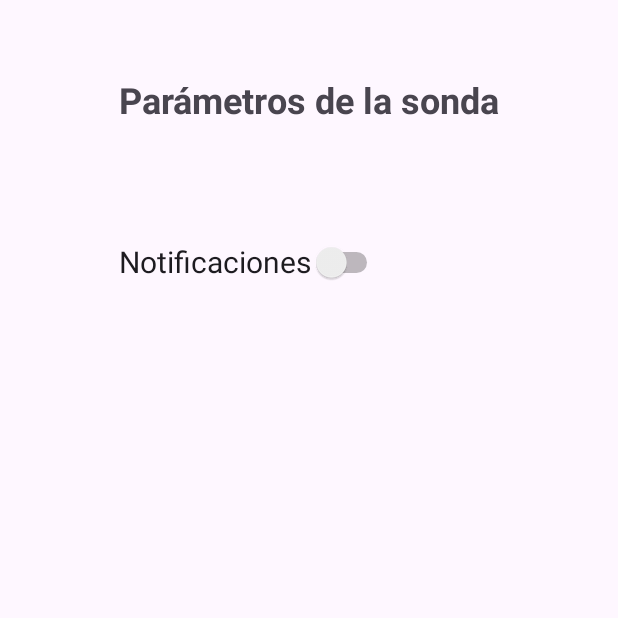
After one commit to MarioCliment/PBIOMED_ANDROID, an Android app: the ParametrosSensorActivity screen opened directly, with no data from a screen before it, on a phone screen of 412 x 824 dp, the top half of it. The commit adds this screen. Run offline under Robolectric (Android 15) with nearby library versions, the phone set to English and light mode, and no system bars.

Commit message:
Job establecido
He establecido el job, queda probar que funcione y meter las notificaciones para probarlas, y después, que las notificaciones respondan a la sonda

```diff
--- a/src/app/src/main/java/org/mario/btle_1/MainActivity.java
+++ b/src/app/src/main/java/org/mario/btle_1/MainActivity.java
@@ -433,7 +433,8 @@ public class MainActivity extends AppCompatActivity {
     protected void onCreate(Bundle savedInstanceState) {
         super.onCreate(savedInstanceState);
         setContentView(R.layout.activity_main);
-
+        ParametrosSensorActivity parametrosSensorActivity = new ParametrosSensorActivity();
+        parametrosSensorActivity.scheduleJob();
         // Solicitar permisos BLE automáticamente al iniciar la actividad
         requestBlePermissions(this, CODIGO_PETICION_PERMISOS);
 
--- /dev/null
+++ b/src/app/src/main/res/layout/activity_parametros_de_sensor.xml
@@ -0,0 +1,33 @@
+<?xml version="1.0" encoding="utf-8"?>
+<androidx.constraintlayout.widget.ConstraintLayout xmlns:android="http://schemas.android.com/apk/res/android"
+    xmlns:app="http://schemas.android.com/apk/res-auto"
+    xmlns:tools="http://schemas.android.com/tools"
+    android:layout_width="match_parent"
+    android:layout_height="match_parent"
+    tools:context=".ParametrosSensorActivity">
+
+    <TextView
+        android:id="@+id/titleTextView"
+        android:layout_width="wrap_content"
+        android:layout_height="wrap_content"
+        android:layout_marginTop="50dp"
+        android:text="Parámetros de la sonda"
+        android:textSize="24sp"
+        android:textStyle="bold"
+        app:layout_constraintEnd_toEndOf="parent"
+        app:layout_constraintStart_toStartOf="parent"
+        app:layout_constraintTop_toTopOf="parent" />
+
+    <Switch
+        android:id="@+id/notificacionesSwitch"
+        android:layout_width="wrap_content"
+        android:layout_height="wrap_content"
+        android:layout_marginTop="150dp"
+        android:height="49dp"
+        android:checked="false"
+        android:text="Notificaciones"
+        android:textSize="20sp"
+        app:layout_constraintStart_toStartOf="@+id/titleTextView"
+        app:layout_constraintTop_toTopOf="parent" />
+
+</androidx.constraintlayout.widget.ConstraintLayout>
```
Also changed, not shown: src/app/src/main/AndroidManifest.xml (+25 -14 lines), src/app/src/main/java/org/mario/btle_1/ParametrosSensorActivity.java (added, +63 -0 lines), src/app/src/main/res/layout/activity_main.xml (+0 -12 lines), src/app/src/main/res/drawable/andrew.jpg (added), src/app/src/main/res/drawable/sans.jpg (added).
